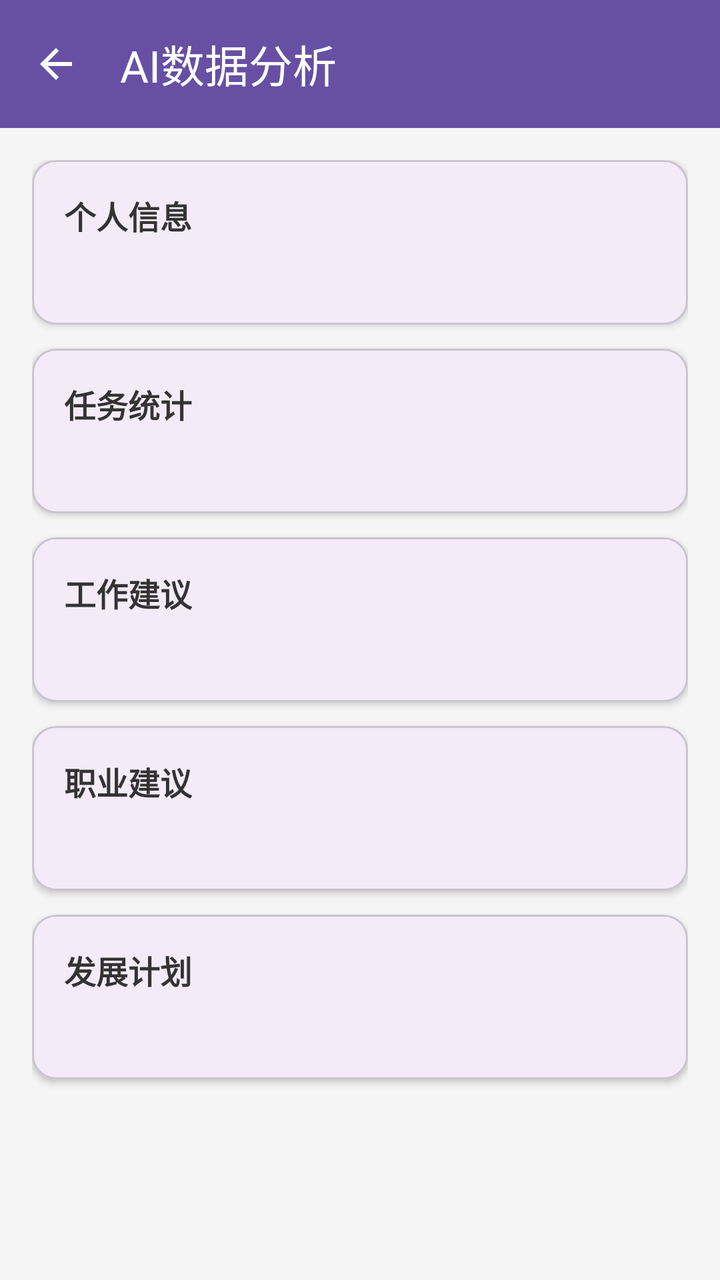
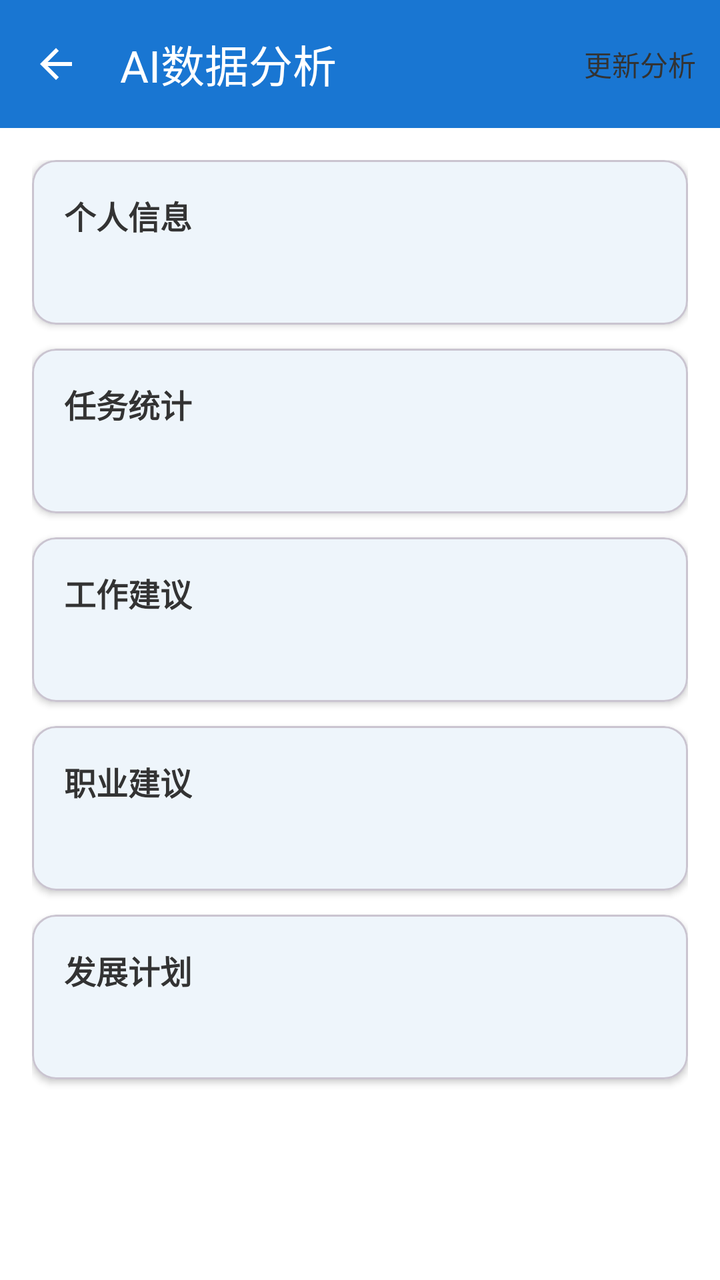

Screens rendered from an Android XML layout before and after an edit, with the pre-edit source and the edit as a unified diff.
<!-- AndroidManifest.xml: application theme Theme.Project_Pandora -->
<!-- res/layout/activity_suggestion.xml -->
<?xml version="1.0" encoding="utf-8"?>
<layout xmlns:android="http://schemas.android.com/apk/res/android"
    xmlns:app="http://schemas.android.com/apk/res-auto">

    <data>

    </data>

    <androidx.constraintlayout.widget.ConstraintLayout
        android:layout_width="match_parent"
        android:layout_height="match_parent"
        android:background="#F5F5F5">

        <com.google.android.material.appbar.MaterialToolbar
            android:id="@+id/toolbar"
            android:layout_width="match_parent"
            android:layout_height="wrap_content"
            android:background="?attr/colorPrimary"
            app:title="AI数据分析"
            app:titleTextColor="@android:color/white"
            app:navigationIcon="@drawable/ic_back"
            app:layout_constraintTop_toTopOf="parent" />

        <ScrollView
            android:layout_width="match_parent"
            android:layout_height="0dp"
            app:layout_constraintTop_toBottomOf="@id/toolbar"
            app:layout_constraintBottom_toBottomOf="parent">

            <LinearLayout
                android:layout_width="match_parent"
                android:layout_height="wrap_content"
                android:orientation="vertical"
                android:padding="16dp">

                <com.google.android.material.card.MaterialCardView
                    android:layout_width="match_parent"
                    android:layout_height="wrap_content"
                    app:cardCornerRadius="12dp"
                    app:cardElevation="2dp"
                    android:layout_marginBottom="12dp">

                    <LinearLayout
                        android:layout_width="match_parent"
                        android:layout_height="wrap_content"
                        android:orientation="vertical"
                        android:padding="16dp">

                        <TextView
                            android:layout_width="wrap_content"
                            android:layout_height="wrap_content"
                            android:text="个人信息"
                            android:textStyle="bold"
                            android:textSize="16sp"
                            android:textColor="#333333" />

                        <TextView
                            android:id="@+id/textUserInfo"
                            android:layout_width="match_parent"
                            android:layout_height="wrap_content"
                            android:layout_marginTop="8dp"
                            android:textSize="14sp"
                            android:textColor="#555555" />

                    </LinearLayout>

                </com.google.android.material.card.MaterialCardView>

                <com.google.android.material.card.MaterialCardView
                    android:layout_width="match_parent"
                    android:layout_height="wrap_content"
                    app:cardCornerRadius="12dp"
                    app:cardElevation="2dp"
                    android:layout_marginBottom="12dp">

                    <LinearLayout
                        android:layout_width="match_parent"
                        android:layout_height="wrap_content"
                        android:orientation="vertical"
                        android:padding="16dp">

                        <TextView
                            android:layout_width="wrap_content"
                            android:layout_height="wrap_content"
                            android:text="任务统计"
                            android:textStyle="bold"
                            android:textSize="16sp"
                            android:textColor="#333333" />

                        <TextView
                            android:id="@+id/textTaskStats"
                            android:layout_width="match_parent"
                            android:layout_height="wrap_content"
                            android:layout_marginTop="8dp"
                            android:textSize="14sp"
                            android:textColor="#555555" />

                    </LinearLayout>

                </com.google.android.material.card.MaterialCardView>

                <com.google.android.material.card.MaterialCardView
                    android:layout_width="match_parent"
                    android:layout_height="wrap_content"
                    app:cardCornerRadius="12dp"
                    app:cardElevation="2dp"
                    android:layout_marginBottom="12dp">

                    <LinearLayout
                        android:layout_width="match_parent"
                        android:layout_height="wrap_content"
                        android:orientation="vertical"
                        android:padding="16dp">

                        <TextView
                            android:layout_width="wrap_content"
                            android:layout_height="wrap_content"
                            android:text="工作建议"
                            android:textStyle="bold"
                            android:textSize="16sp"
                            android:textColor="#333333" />

                        <TextView
                            android:id="@+id/textWorkAdvice"
                            android:layout_width="match_parent"
                            android:layout_height="wrap_content"
                            android:layout_marginTop="8dp"
                            android:textSize="14sp"
                            android:textColor="#555555" />

                    </LinearLayout>

                </com.google.android.material.card.MaterialCardView>

                <com.google.android.material.card.MaterialCardView
                    android:layout_width="match_parent"
                    android:layout_height="wrap_content"
                    app:cardCornerRadius="12dp"
                    app:cardElevation="2dp"
                    android:layout_marginBottom="12dp">

                    <LinearLayout
                        android:layout_width="match_parent"
                        android:layout_height="wrap_content"
                        android:orientation="vertical"
                        android:padding="16dp">

                        <TextView
                            android:layout_width="wrap_content"
                            android:layout_height="wrap_content"
                            android:text="职业建议"
                            android:textStyle="bold"
                            android:textSize="16sp"
                            android:textColor="#333333" />

                        <TextView
                            android:id="@+id/textCareerAdvice"
                            android:layout_width="match_parent"
                            android:layout_height="wrap_content"
                            android:layout_marginTop="8dp"
                            android:textSize="14sp"
                            android:textColor="#555555" />

                    </LinearLayout>

                </com.google.android.material.card.MaterialCardView>

                <com.google.android.material.card.MaterialCardView
                    android:layout_width="match_parent"
                    android:layout_height="wrap_content"
                    app:cardCornerRadius="12dp"
                    app:cardElevation="2dp"
                    android:layout_marginBottom="12dp">

                    <LinearLayout
                        android:layout_width="match_parent"
                        android:layout_height="wrap_content"
                        android:orientation="vertical"
                        android:padding="16dp">

                        <TextView
                            android:layout_width="wrap_content"
                            android:layout_height="wrap_content"
                            android:text="发展计划"
                            android:textStyle="bold"
                            android:textSize="16sp"
                            android:textColor="#333333" />

                        <TextView
                            android:id="@+id/textDevelopmentPlan"
                            android:layout_width="match_parent"
                            android:layout_height="wrap_content"
                            android:layout_marginTop="8dp"
                            android:textSize="14sp"
                            android:textColor="#555555" />

                    </LinearLayout>

                </com.google.android.material.card.MaterialCardView>

            </LinearLayout>

        </ScrollView>

        <ProgressBar
            android:id="@+id/progressBar"
            android:layout_width="wrap_content"
            android:layout_height="wrap_content"
            android:visibility="gone"
            app:layout_constraintTop_toTopOf="parent"
            app:layout_constraintBottom_toBottomOf="parent"
            app:layout_constraintStart_toStartOf="parent"
            app:layout_constraintEnd_toEndOf="parent" />

    </androidx.constraintlayout.widget.ConstraintLayout>
</layout>
<!-- resources referenced by this layout -->
<resources>
  <!-- drawable ic_back (drawable) -->
  <vector xmlns:android="http://schemas.android.com/apk/res/android"
      android:width="24dp"
      android:height="24dp"
      android:viewportWidth="24"
      android:viewportHeight="24"
      android:tint="?attr/colorOnPrimary">
      <path
          android:fillColor="@android:color/white"
          android:pathData="M20,11H7.83l5.59,-5.59L12,4l-8,8 8,8 1.41,-1.41L7.83,13H20v-2z" />
  </vector>
  <style name="Theme.Project_Pandora" parent="Base.Theme.Project_Pandora" />
  <style name="Base.Theme.Project_Pandora" parent="Theme.Material3.DayNight.NoActionBar">
          
          
      </style>
</resources>

<!-- the commit's change to res/layout/activity_suggestion.xml (unified diff, before → after) -->
@@ -9,7 +9,7 @@
     <androidx.constraintlayout.widget.ConstraintLayout
         android:layout_width="match_parent"
         android:layout_height="match_parent"
-        android:background="#F5F5F5">
+        android:background="@color/color_bg_page">
 
         <com.google.android.material.appbar.MaterialToolbar
             android:id="@+id/toolbar"
@@ -19,6 +19,7 @@
             app:title="AI数据分析"
             app:titleTextColor="@android:color/white"
             app:navigationIcon="@drawable/ic_back"
+            app:menu="@menu/menu_ai_suggestion_update"
             app:layout_constraintTop_toTopOf="parent" />
 
         <ScrollView
@@ -52,7 +53,7 @@
                             android:text="个人信息"
                             android:textStyle="bold"
                             android:textSize="16sp"
-                            android:textColor="#333333" />
+                            android:textColor="@color/color_text_primary" />
 
                         <TextView
                             android:id="@+id/textUserInfo"
@@ -60,7 +61,7 @@
                             android:layout_height="wrap_content"
                             android:layout_marginTop="8dp"
                             android:textSize="14sp"
-                            android:textColor="#555555" />
+                            android:textColor="@color/color_text_primary" />
 
                     </LinearLayout>
 
@@ -85,7 +86,7 @@
                             android:text="任务统计"
                             android:textStyle="bold"
                             android:textSize="16sp"
-                            android:textColor="#333333" />
+                            android:textColor="@color/color_text_primary" />
 
                         <TextView
                             android:id="@+id/textTaskStats"
@@ -93,7 +94,7 @@
                             android:layout_height="wrap_content"
                             android:layout_marginTop="8dp"
                             android:textSize="14sp"
-                            android:textColor="#555555" />
+                            android:textColor="@color/color_text_primary" />
 
                     </LinearLayout>
 
@@ -118,7 +119,7 @@
                             android:text="工作建议"
                             android:textStyle="bold"
                             android:textSize="16sp"
-                            android:textColor="#333333" />
+                            android:textColor="@color/color_text_primary" />
 
                         <TextView
                             android:id="@+id/textWorkAdvice"
@@ -126,7 +127,17 @@
                             android:layout_height="wrap_content"
                             android:layout_marginTop="8dp"
                             android:textSize="14sp"
-                            android:textColor="#555555" />
+                            android:textColor="@color/color_text_primary" />
+
+                        <TextView
+                            android:id="@+id/text_ai_source"
+                            android:layout_width="match_parent"
+                            android:layout_height="wrap_content"
+                            android:textSize="11sp"
+                            android:textColor="@color/color_text_secondary"
+                            android:gravity="end"
+                            android:layout_marginTop="4dp"
+                            android:visibility="gone" />
 
                     </LinearLayout>
 
@@ -151,7 +162,7 @@
                             android:text="职业建议"
                             android:textStyle="bold"
                             android:textSize="16sp"
-                            android:textColor="#333333" />
+                            android:textColor="@color/color_text_primary" />
 
                         <TextView
                             android:id="@+id/textCareerAdvice"
@@ -159,7 +170,7 @@
                             android:layout_height="wrap_content"
                             android:layout_marginTop="8dp"
                             android:textSize="14sp"
-                            android:textColor="#555555" />
+                            android:textColor="@color/color_text_primary" />
 
                     </LinearLayout>
 
@@ -184,7 +195,7 @@
                             android:text="发展计划"
                             android:textStyle="bold"
                             android:textSize="16sp"
-                            android:textColor="#333333" />
+                            android:textColor="@color/color_text_primary" />
 
                         <TextView
                             android:id="@+id/textDevelopmentPlan"
@@ -192,7 +203,7 @@
                             android:layout_height="wrap_content"
                             android:layout_marginTop="8dp"
                             android:textSize="14sp"
-                            android:textColor="#555555" />
+                            android:textColor="@color/color_text_primary" />
 
                     </LinearLayout>
 
<!-- resource entries referenced after the edit -->
@@ -1,5 +1,8 @@
 <!-- resources referenced by this layout -->
 <resources>
+  <color name="color_bg_page">#FFFFFFFF</color>
+  <color name="color_text_primary">#FF333333</color>
+  <color name="color_text_secondary">#FF888888</color>
   <!-- drawable ic_back (drawable) -->
   <vector xmlns:android="http://schemas.android.com/apk/res/android"
       android:width="24dp"
@@ -14,7 +17,16 @@
   <style name="Theme.Project_Pandora" parent="Base.Theme.Project_Pandora" />
   <style name="Base.Theme.Project_Pandora" parent="Theme.Material3.DayNight.NoActionBar">
           
-          
+          <item name="colorPrimary">@color/color_calendar_today</item>
+          <item name="colorOnPrimary">@color/white</item>
+          <item name="colorSurface">@color/color_bg_page</item>
+          <item name="colorOnSurface">@color/color_text_primary</item>
+          <item name="colorOnSurfaceVariant">@color/color_text_secondary</item>
+          <item name="android:colorBackground">@color/color_bg_page</item>
+          <item name="android:textColorPrimary">@color/color_text_primary</item>
+          <item name="android:textColorSecondary">@color/color_text_secondary</item>
       </style>
+  <color name="color_calendar_today">#FF1976D2</color>
+  <color name="white">#FFFFFFFF</color>
 </resources>
 
